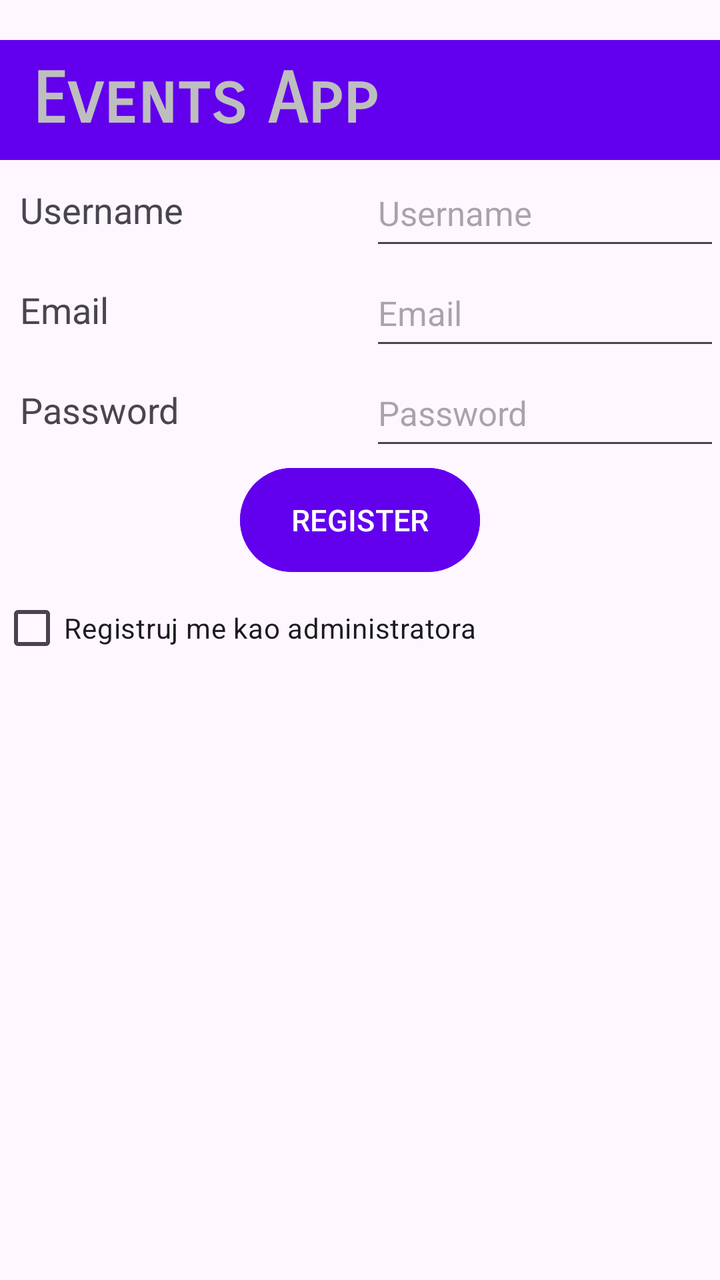
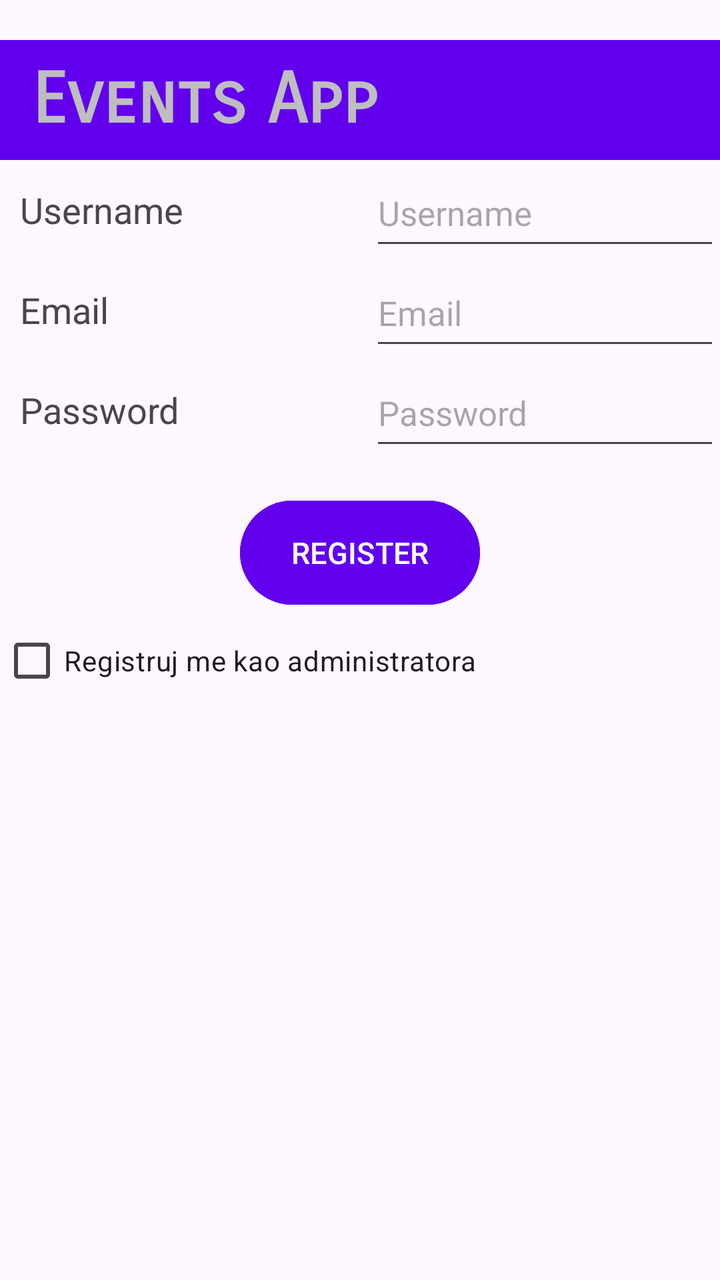

Before-and-after screenshots of an Android layout around one commit, followed by the original layout XML and the change that was made.
<!-- AndroidManifest.xml: application theme Theme.EventsApp -->
<!-- res/layout/activity_register.xml -->
<?xml version="1.0" encoding="utf-8"?>
<LinearLayout xmlns:android="http://schemas.android.com/apk/res/android"
    xmlns:app="http://schemas.android.com/apk/res-auto"
    xmlns:tools="http://schemas.android.com/tools"
    android:id="@+id/main"
    android:layout_width="match_parent"
    android:layout_height="match_parent"
    android:orientation="vertical"
    tools:context=".RegisterActivity"
    >
    <include layout="@layout/header"></include>

    
    <LinearLayout
        android:layout_width="match_parent"
        android:layout_height="50dp"
        android:orientation="horizontal"
        >
        <TextView
            android:layout_width="0dp"
            android:layout_height="match_parent"
            android:text="@string/rgs_username"
            android:gravity="center_vertical"
            android:layout_weight="1"
            android:layout_marginStart="10dp"
            android:textSize="18sp"
            >
        </TextView>
        <EditText
            android:id="@+id/id_rgs_username"
            android:layout_width="0dp"
            android:layout_height="match_parent"
            android:hint="@string/rgs_username"
            android:layout_weight="1"
            android:textSize="17sp"
            >
        </EditText>
    </LinearLayout>

    
    <LinearLayout
        android:layout_width="match_parent"
        android:layout_height="50dp"
        android:orientation="horizontal"
        >
        <TextView
            android:layout_width="0dp"
            android:layout_height="match_parent"
            android:layout_weight="1"
            android:text="@string/rgs_email"
            android:gravity="center_vertical"
            android:layout_marginStart="10dp"
            android:textSize="18sp"
            >
        </TextView>
        <EditText
            android:id="@+id/id_rgs_email"
            android:layout_width="0dp"
            android:layout_height="match_parent"
            android:layout_weight="1"
            android:hint="@string/rgs_email"
            android:textSize="17sp"
            android:inputType="textEmailAddress"
            >
        </EditText>
    </LinearLayout>

    
    <LinearLayout
        android:layout_width="match_parent"
        android:layout_height="50dp"
        android:orientation="horizontal"
        >
        <TextView
            android:layout_width="0dp"
            android:layout_height="match_parent"
            android:layout_weight="1"
            android:text="@string/rgs_password"
            android:gravity="center_vertical"
            android:layout_marginStart="10dp"
            android:textSize="18sp"
            >
        </TextView>
        <EditText
            android:id="@+id/id_rgs_password"
            android:layout_width="0dp"
            android:layout_height="match_parent"
            android:layout_weight="1"
            android:hint="@string/rgs_password"
            android:textSize="17sp"
            android:inputType="textPassword"
            >
        </EditText>
    </LinearLayout>

    <Button
        android:id="@+id/id_rgs_btn"
        android:layout_width="120dp"
        android:layout_height="60dp"
        android:backgroundTint="@color/ljubicasta_tamnija"
        android:text="@string/rgs_button"
        android:textSize="15sp"
        android:layout_gravity="center_horizontal"
        >
    </Button>
    <CheckBox
        android:id="@+id/id_rgs_is_admin"
        android:layout_width="match_parent"
        android:layout_height="wrap_content"
        android:text="Registruj me kao administratora"/>

</LinearLayout>
<!-- res/layout/header.xml (included above) -->
<?xml version="1.0" encoding="utf-8"?>
<LinearLayout
    xmlns:android="http://schemas.android.com/apk/res/android"
    xmlns:app="http://schemas.android.com/apk/res-auto"
    xmlns:tools="http://schemas.android.com/tools"
    android:id="@+id/header"
    android:layout_width="match_parent"
    android:layout_height="60dp"
    android:background="@color/ljubicasta_tamnija"
    android:orientation="horizontal"
    android:paddingStart="16dp"
    android:layout_marginTop="20dp"
    tools:ignore="RtlSymmetry">

    <TextView
        android:layout_height="wrap_content"
        android:layout_width="wrap_content"
        android:text="@string/app_name"
        android:textColor="@color/siva_svetlija"
        android:textSize="35sp"
        android:fontFamily="sans-serif-smallcaps"
        android:textStyle="bold"
        android:layout_gravity="center_vertical"
        />



</LinearLayout>
<!-- resources referenced by this layout -->
<resources>
  <color name="ljubicasta_tamnija">#FF6200EE</color>
  <color name="siva_svetlija">#BEBEBE</color>
  <string name="app_name">Events App</string>
  <string name="rgs_button">REGISTER</string>
  <string name="rgs_email">Email</string>
  <string name="rgs_password">Password</string>
  <string name="rgs_username">Username</string>
  <style name="Theme.EventsApp" parent="Base.Theme.EventsApp" />
  <style name="Base.Theme.EventsApp" parent="Theme.Material3.DayNight.NoActionBar">
          
          
      </style>
</resources>

<!-- the commit's change to res/layout/activity_register.xml (unified diff, before → after) -->
@@ -71,6 +71,7 @@
         android:layout_height="50dp"
         android:orientation="horizontal"
         >
+
         <TextView
             android:layout_width="0dp"
             android:layout_height="match_parent"
@@ -91,8 +92,13 @@
             android:inputType="textPassword"
             >
         </EditText>
+
     </LinearLayout>
-
+    <TextView
+        android:id="@+id/id_rgs_password_strength"
+        android:layout_width="match_parent"
+        android:layout_height="wrap_content"
+        android:textSize="12sp"/>
     <Button
         android:id="@+id/id_rgs_btn"
         android:layout_width="120dp"
